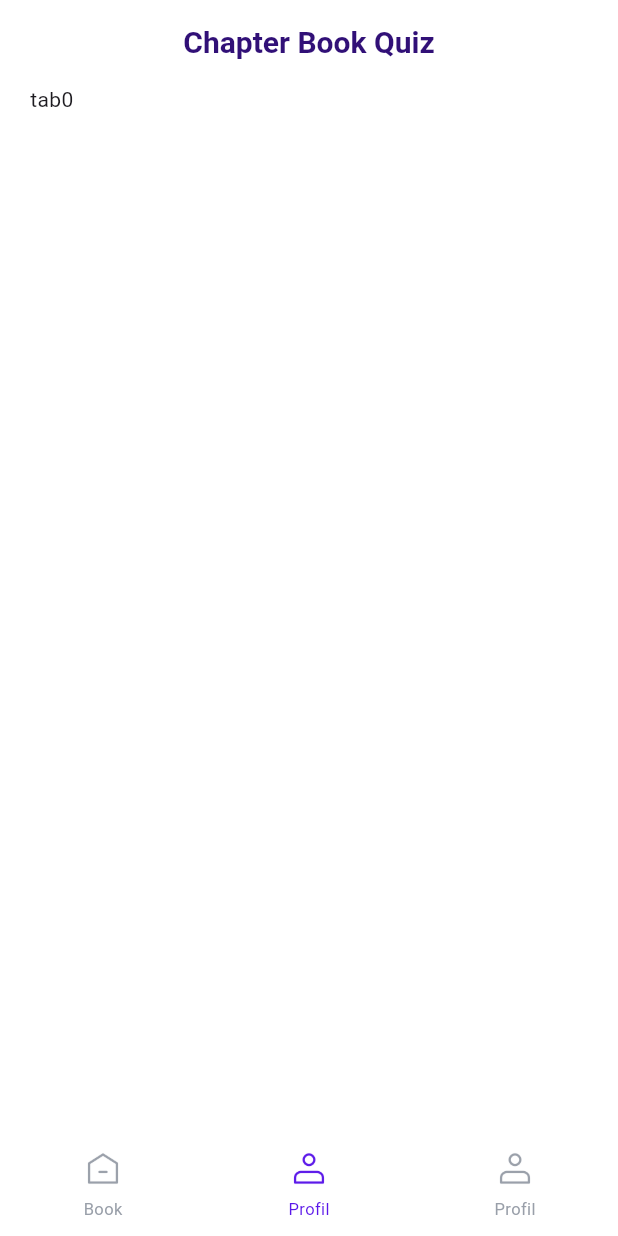
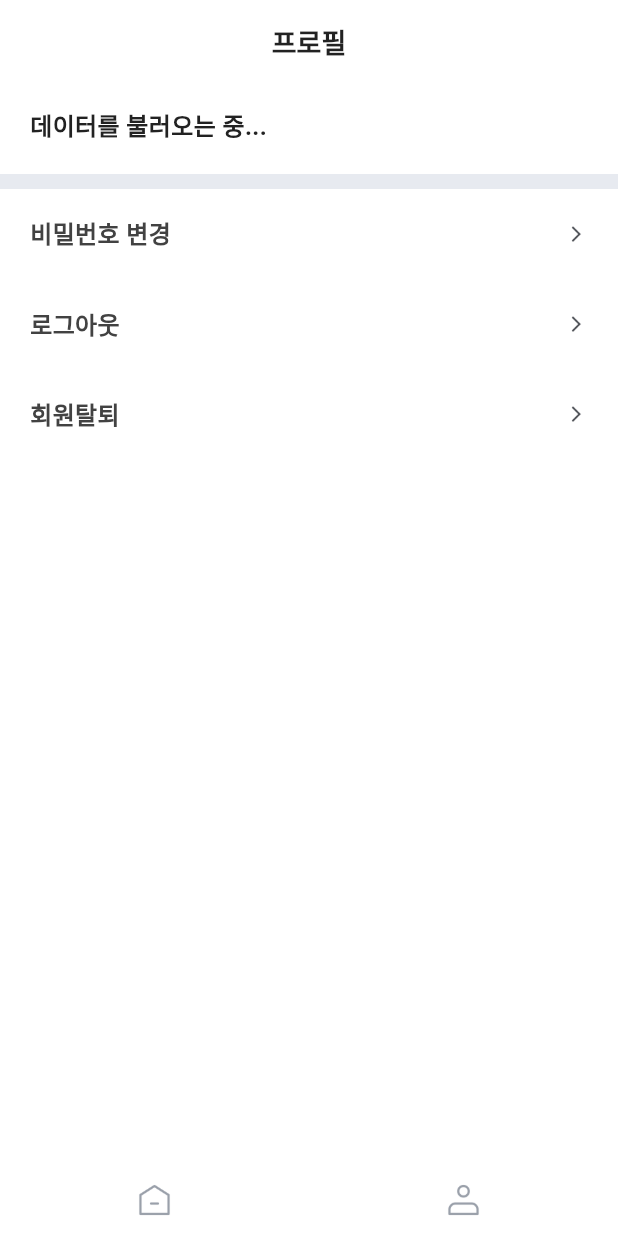
Before and after one commit to hoonk0/dongbu_example, a Flutter app: the RouteMain screen opened directly, swiped to page 2, on a phone screen of 412 x 824 dp. Run offline on Flutter 3.47's test engine with Material 3 defaults, Android fonts, the phone set to English and light mode, and no system bars; our stand-ins replace cloud_firestore, firebase_auth, firebase_core, flutter_riverpod, flutter_svg, fluttertoast and 5 more; missing offline and left inert: kakao_flutter_sdk; accounts and stored records are empty; Roboto replaces fonts that are missing (Pretendard); project files that could hold a hidden picture were left out.

Commit message:
프로필구성

```diff
--- /dev/null
+++ b/lib/ui/component/custom_container_profile_list.dart
@@ -0,0 +1,42 @@
+import 'package:flutter/material.dart';
+
+import '../../const/value/colors.dart';
+import '../../const/value/text_style.dart';
+
+
+class CustomContainerProfileList extends StatelessWidget {
+  final void Function()? onTap;
+  final String title;
+
+  const CustomContainerProfileList({
+    this.onTap,
+    required this.title,
+    super.key});
+
+  @override
+  Widget build(BuildContext context) {
+    return GestureDetector(
+      onTap: onTap,
+      child: Container(
+        height: 60,
+        color: Colors.transparent,
+        child: Row(
+          mainAxisAlignment: MainAxisAlignment.spaceBetween,
+          // Row의 자식들을 양쪽 끝으로 배치
+          children: [
+            Text(
+              title,
+              style: TS.s16w600(colorGray800),
+            ),
+            Image.asset(
+              'assets/icons/arrow_right.png',
+              width: 16, // 이미지 너비 (옵션)
+              height: 16, // 이미지 높이 (옵션)
+              fit: BoxFit.cover,
+            ),
+          ],
+        ),
+      ),
+    );
+  }
+}
--- a/lib/ui/route/route_main.dart
+++ b/lib/ui/route/route_main.dart
@@ -1,11 +1,10 @@
 //
+import 'package:cloud_firestore/cloud_firestore.dart';
 import 'package:dongbu_example/ui/route/tab/tab_book.dart';
 import 'package:dongbu_example/ui/route/tab/tab_profile.dart';
 import 'package:flutter/cupertino.dart';
 import 'package:flutter/material.dart';
 import '../../const/value/colors.dart';
-import '../../const/value/gaps.dart';
-import '../../const/value/keys.dart';
 import '../../const/value/text_style.dart';
 
 class RouteMain extends StatefulWidget {
@@ -17,6 +16,7 @@ class RouteMain extends StatefulWidget {
 
 class _RouteMainState extends State<RouteMain> {
   final pc = PageController();
+  int _currentIndex = 0;
 
   @override
   void initState() {
@@ -24,31 +24,43 @@ class _RouteMainState extends State<RouteMain> {
     super.initState();
   }
 
+  String _getAppBarTitle(int index) {
+    switch (index) {
+      case 0:
+        return '홈';
+      case 1:
+        return '프로필';
+      default:
+        return '홈';
+    }
+  }
+
   @override
   Widget build(BuildContext context) {
     return Scaffold(
       appBar: AppBar(
-        backgroundColor: colorWhite,
+        title: Text(_getAppBarTitle(_currentIndex), style: const TS.s18w600(colorGray900)),
+        centerTitle: true,
         automaticallyImplyLeading: false,
-        title: const Text(
-          'Chapter Book Quiz',
-          style: TS.s20w700(colorPurple900),
-        ),
       ),
       backgroundColor: colorWhite,
       body: SafeArea(
         child: PageView(
           controller: pc,
           //physics: const NeverScrollableScrollPhysics(),
-          children: const [TabBook(), TabProfile()],
+          children: [const TabBook(), TabProfile()],
 
-          onPageChanged: (value) {},
+          onPageChanged: (value) {
+            setState(() {
+              _currentIndex = value; // 페이지 변경 시 현재 인덱스 업데이트
+            });
+          },
         ),
       ),
       bottomNavigationBar: Row(
         children: List.generate(
-          3,
-          (index) => Expanded(
+          2,
+              (index) => Expanded(
             child: GestureDetector(
               onTap: () {
                 final currentPageIndex = pc.page;
@@ -75,21 +87,10 @@ class _RouteMainState extends State<RouteMain> {
                           width: 28, // 이미지 너비 (옵션)
                           height: 28, // 이미지 높이 (옵션)
                           fit: BoxFit.cover,
-                          color: pageIndex.toInt() == index ? colorPurple500 : colorPoint700, // 이미지 맞춤 방식 (옵션)
-                        ),
-                        Gaps.v5,
-                        Text(
-                          index == 0
-                              ? 'Book'
-                              : 'Profil',
-                          style: TextStyle(
-                            color: pageIndex.toInt() == index ? colorPurple500 : colorPoint700,
-                            fontWeight: FontWeight.w400,
-                            fontSize: 11, // 글씨 크기 조정
-                          ),
                         ),
                       ],
                     );
+
                   },
                 ),
               ),
@@ -100,4 +101,5 @@ class _RouteMainState extends State<RouteMain> {
     );
   }
 
+
 }
--- a/lib/ui/route/tab/tab_profile.dart
+++ b/lib/ui/route/tab/tab_profile.dart
@@ -1,27 +1,136 @@
 
-import 'package:flutter/cupertino.dart';
+import 'package:cloud_firestore/cloud_firestore.dart';
+import 'package:dongbu_example/const/value/keys.dart';
+import 'package:dongbu_example/ui/route/auth/route_auth_change_pw.dart';
 import 'package:flutter/material.dart';
-import 'package:flutter_riverpod/flutter_riverpod.dart';
+import 'package:shared_preferences/shared_preferences.dart';
 
-class TabProfile extends ConsumerStatefulWidget {
+import '../../../const/static/global.dart';
+import '../../../const/value/colors.dart';
+import '../../../const/value/gaps.dart';
+import '../../../const/value/text_style.dart';
+import '../../../service/utils/utils.dart';
+import '../../component/custom_container_profile_list.dart';
+import '../../component/custom_divider.dart';
+import '../../dialog/dialog_cancel_confirm.dart';
+import '../route_splash.dart';
+
+
+class TabProfile extends StatelessWidget {
   const TabProfile({super.key});
 
   @override
-  ConsumerState<TabProfile> createState() => _TabBookState();
-}
+  Widget build(BuildContext context) {
+    return SafeArea(
+        child: SingleChildScrollView(
+          child: Column(
+            crossAxisAlignment: CrossAxisAlignment.start,
+            children: [
+              Gaps.v16,
+              ValueListenableBuilder(
+                valueListenable: Global.userNotifier,
+                builder: (context, userMe, child) {
+                  // Null 체크 처리
+                  if (userMe == null) {
+                    return Padding(
+                      padding: const EdgeInsets.symmetric(horizontal: 20.0),
+                      child: Column(
+                        crossAxisAlignment: CrossAxisAlignment.start,
+                        children: const [
+                          Text(
+                            '데이터를 불러오는 중...',
+                            style: TS.s16w600(colorGray900),
+                          ),
+                        ],
+                      ),
+                    );
+                  }
 
-class _TabBookState extends ConsumerState<TabProfile> {
+                  // 정상적인 데이터가 있을 때
+                  return Padding(
+                    padding: const EdgeInsets.symmetric(horizontal: 20.0),
+                    child: Column(
+                      crossAxisAlignment: CrossAxisAlignment.start,
+                      children: [
+                        Text(
+                          '${userMe.email}님',
+                          style: const TS.s16w600(colorGray900),
+                        ),
+                        Text(
+                          userMe.nickname,
+                          style: const TS.s16w500(colorPoint800),
+                        ),
+                      ],
+                    ),
+                  );
+                },
+              ),
 
-  @override
-  Widget build(BuildContext context) {
-    return Padding(
-      padding: const EdgeInsets.symmetric(horizontal: 20),
-      child: GestureDetector(
-        child: Container(
-          color: Colors.transparent,
-          child: Text('tab0'),
-        ),
-      ),
-    );
+              Gaps.v20,
+              const CustomDivider(
+                color: Color(0xffe7eaf0),
+                height: 10,
+              ),
+              Padding(
+                padding: const EdgeInsets.symmetric(horizontal: 20.0),
+                child: Column(
+                  children: [
+                    CustomContainerProfileList(
+                        title: '비밀번호 변경',
+                        onTap: () {
+                          Navigator.of(context).push(MaterialPageRoute(builder: (context) => const RouteAuthChangePw()));
+                        }),
+
+                    CustomContainerProfileList(
+                      title: '로그아웃',
+                      onTap: () {
+                        showDialog(
+                          context: context,
+                          builder: (context) => DialogCancelConfirm(
+                            desc: '로그아웃을 하시겠습니까?',
+                            onTap: () async {
+                              final pref = await SharedPreferences.getInstance();
+                              pref.remove(keyUid);
+                              Navigator.of(context).pushAndRemoveUntil(MaterialPageRoute(builder: (context) => const RouteSplash()), (route) => false);
+
+                              Utils.toast(
+                                desc: '로그아웃 되었습니다.',
+                              );
+                            },
+                          ),
+                        );
+                      },
+                    ),
+                    CustomContainerProfileList(
+                      title: '회원탈퇴',
+                      onTap: () {
+                        showDialog(
+                          context: context,
+                          builder: (context) => DialogCancelConfirm(
+                            desc: '회원탈퇴를 하시겠습니까?',
+                            onTap: () async {
+                              FirebaseFirestore.instance
+                                  .collection(keyUser)
+                                  .doc(Global.userNotifier.value!.uid)
+                                  .delete();
+
+                              final pref = await SharedPreferences.getInstance();
+                              pref.remove(keyUid);
+                              Navigator.of(context).pushAndRemoveUntil(MaterialPageRoute(builder: (context) => const RouteSplash()), (route) => false);
+
+                              Utils.toast(
+                                desc: '회원가입이 탈퇴되었습니다.',
+                              );
+                            },
+                          ),
+                        );
+                      },
+                    ),
+                  ],
+                ),
+              ),
+            ],
+          ),
+        ));
   }
 }
```
Also changed, not shown: lib/service/stream/stream_me.dart (+12 -21 lines), lib/ui/dialog/dialog_cancel_confirm.dart (added, +88 -0 lines), lib/ui/route/auth/route_auth_change_pw.dart (added, +174 -0 lines), lib/ui/route/auth/route_auth_login.dart (+9 -2 lines), lib/ui/route/route_splash.dart (+6 -4 lines).
